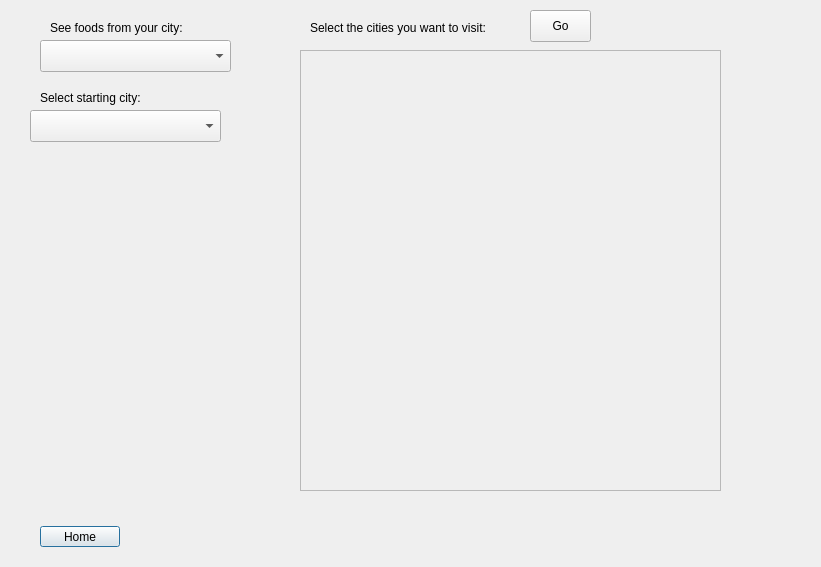
First picture: the form in customerpage.ui, repository tsukidan/CS1D-Project-1, before the edit.
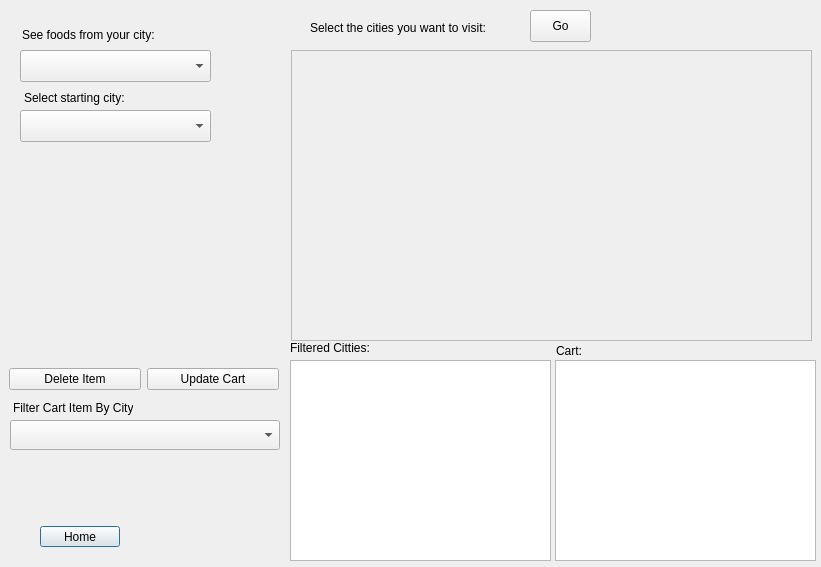
Second picture: the form after the edit.

```diff
--- a/customerpage.ui
+++ b/customerpage.ui
@@ -16,8 +16,8 @@
   <widget class="QComboBox" name="CityFoodSelect">
    <property name="geometry">
     <rect>
-     <x>40</x>
-     <y>40</y>
+     <x>20</x>
+     <y>50</y>
      <width>191</width>
      <height>32</height>
     </rect>
@@ -26,8 +26,8 @@
   <widget class="QLabel" name="label">
    <property name="geometry">
     <rect>
-     <x>50</x>
-     <y>20</y>
+     <x>22</x>
+     <y>27</y>
      <width>231</width>
      <height>16</height>
     </rect>
@@ -65,10 +65,10 @@
   <widget class="QFrame" name="CitySelectFrame">
    <property name="geometry">
     <rect>
-     <x>300</x>
+     <x>291</x>
      <y>50</y>
-     <width>421</width>
-     <height>441</height>
+     <width>521</width>
+     <height>291</height>
     </rect>
    </property>
    <property name="frameShape">
@@ -95,7 +95,7 @@
   <widget class="QLabel" name="label_3">
    <property name="geometry">
     <rect>
-     <x>40</x>
+     <x>24</x>
      <y>90</y>
      <width>231</width>
      <height>16</height>
@@ -108,13 +108,108 @@
   <widget class="QComboBox" name="StartingCitySelect">
    <property name="geometry">
     <rect>
-     <x>30</x>
+     <x>20</x>
      <y>110</y>
      <width>191</width>
      <height>32</height>
     </rect>
    </property>
   </widget>
+  <widget class="QTableView" name="cartCityView">
+   <property name="geometry">
+    <rect>
+     <x>290</x>
+     <y>360</y>
+     <width>261</width>
+     <height>201</height>
+    </rect>
+   </property>
+  </widget>
+  <widget class="QComboBox" name="filterCartBox">
+   <property name="geometry">
+    <rect>
+     <x>10</x>
+     <y>420</y>
+     <width>270</width>
+     <height>30</height>
+    </rect>
+   </property>
+  </widget>
+  <widget class="QTableView" name="tableView">
+   <property name="geometry">
+    <rect>
+     <x>555</x>
+     <y>360</y>
+     <width>261</width>
+     <height>201</height>
+    </rect>
+   </property>
+  </widget>
+  <widget class="QLabel" name="label_4">
+   <property name="geometry">
+    <rect>
+     <x>13</x>
+     <y>400</y>
+     <width>120</width>
+     <height>16</height>
+    </rect>
+   </property>
+   <property name="text">
+    <string>Filter Cart Item By City:</string>
+   </property>
+  </widget>
+  <widget class="QLabel" name="label_5">
+   <property name="geometry">
+    <rect>
+     <x>290</x>
+     <y>340</y>
+     <width>81</width>
+     <height>16</height>
+    </rect>
+   </property>
+   <property name="text">
+    <string>Filtered Citties:</string>
+   </property>
+  </widget>
+  <widget class="QLabel" name="label_6">
+   <property name="geometry">
+    <rect>
+     <x>556</x>
+     <y>344</y>
+     <width>47</width>
+     <height>13</height>
+    </rect>
+   </property>
+   <property name="text">
+    <string>Cart:</string>
+   </property>
+  </widget>
+  <widget class="QWidget" name="">
+   <property name="geometry">
+    <rect>
+     <x>9</x>
+     <y>368</y>
+     <width>270</width>
+     <height>23</height>
+    </rect>
+   </property>
+   <layout class="QHBoxLayout" name="horizontalLayout">
+    <item>
+     <widget class="QPushButton" name="deleteItem">
+      <property name="text">
+       <string>Delete Item</string>
+      </property>
+     </widget>
+    </item>
+    <item>
+     <widget class="QPushButton" name="updateCart">
+      <property name="text">
+       <string>Update Cart</string>
+      </property>
+     </widget>
+    </item>
+   </layout>
+  </widget>
  </widget>
  <resources/>
  <connections/>
```
